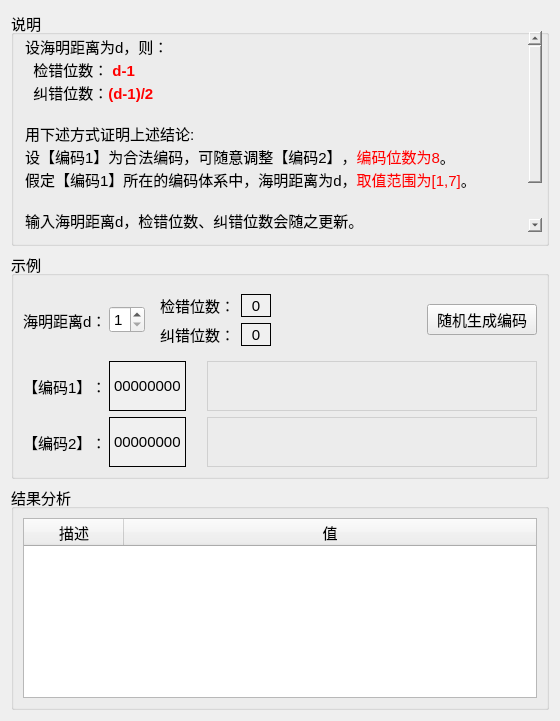
Before: the Qt Designer form forms/herr.ui in FrancisOWO/HammingCode, drawn with Qt 5.
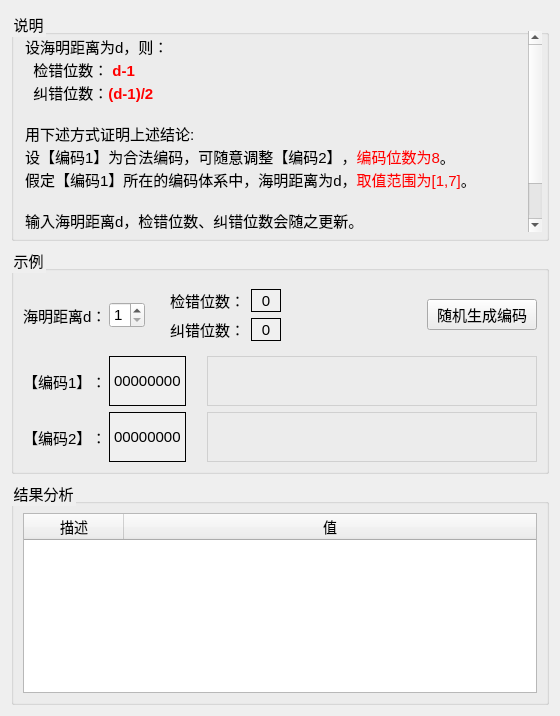
After: the same form once the commit is applied.

Commit message: 字体大小设为px，修复分辨率调整显示不全的bug

```diff
--- a/forms/herr.ui
+++ b/forms/herr.ui
@@ -25,20 +25,23 @@
      <property name="minimumSize">
       <size>
        <width>0</width>
-       <height>235</height>
+       <height>230</height>
       </size>
      </property>
      <property name="maximumSize">
       <size>
        <width>16777215</width>
-       <height>235</height>
+       <height>230</height>
       </size>
      </property>
      <property name="font">
       <font>
-       <pointsize>11</pointsize>
+       <pointsize>-1</pointsize>
       </font>
      </property>
+     <property name="styleSheet">
+      <string notr="true">font-size:15px</string>
+     </property>
      <property name="title">
       <string>说明</string>
      </property>
@@ -64,18 +67,18 @@
        <string>&lt;!DOCTYPE HTML PUBLIC &quot;-//W3C//DTD HTML 4.0//EN&quot; &quot;http://www.w3.org/TR/REC-html40/strict.dtd&quot;&gt;
 &lt;html&gt;&lt;head&gt;&lt;meta name=&quot;qrichtext&quot; content=&quot;1&quot; /&gt;&lt;style type=&quot;text/css&quot;&gt;
 p, li { white-space: pre-wrap; }
-&lt;/style&gt;&lt;/head&gt;&lt;body style=&quot; font-family:'SimSun'; font-size:11pt; font-weight:400; font-style:normal;&quot;&gt;
-&lt;p style=&quot; margin-top:0px; margin-bottom:0px; margin-left:0px; margin-right:0px; -qt-block-indent:0; text-indent:0px;&quot;&gt;设海明距离为&lt;span style=&quot; color:#000000;&quot;&gt;d&lt;/span&gt;，则：&lt;/p&gt;
-&lt;p style=&quot; margin-top:0px; margin-bottom:0px; margin-left:0px; margin-right:0px; -qt-block-indent:0; text-indent:0px;&quot;&gt;  检错位数： &lt;span style=&quot; font-weight:600; color:#ff0000;&quot;&gt;d-1&lt;/span&gt;&lt;/p&gt;
-&lt;p style=&quot; margin-top:0px; margin-bottom:0px; margin-left:0px; margin-right:0px; -qt-block-indent:0; text-indent:0px;&quot;&gt;  纠错位数：&lt;span style=&quot; font-weight:600; color:#ff0000;&quot;&gt;(d-1)/2&lt;/span&gt;&lt;/p&gt;
+&lt;/style&gt;&lt;/head&gt;&lt;body style=&quot; font-family:'SimSun'; font-size:15px; font-weight:400; font-style:normal;&quot;&gt;
+&lt;p style=&quot; margin-top:0px; margin-bottom:0px; margin-left:0px; margin-right:0px; -qt-block-indent:0; text-indent:0px;&quot;&gt;&lt;span style=&quot; font-size:15px;&quot;&gt;设海明距离为&lt;/span&gt;&lt;span style=&quot; font-size:15px; color:#000000;&quot;&gt;d&lt;/span&gt;&lt;span style=&quot; font-size:15px;&quot;&gt;，则：&lt;/span&gt;&lt;/p&gt;
+&lt;p style=&quot; margin-top:0px; margin-bottom:0px; margin-left:0px; margin-right:0px; -qt-block-indent:0; text-indent:0px;&quot;&gt;&lt;span style=&quot; font-size:15px;&quot;&gt;  检错位数： &lt;/span&gt;&lt;span style=&quot; font-size:15px; font-weight:600; color:#ff0000;&quot;&gt;d-1&lt;/span&gt;&lt;/p&gt;
+&lt;p style=&quot; margin-top:0px; margin-bottom:0px; margin-left:0px; margin-right:0px; -qt-block-indent:0; text-indent:0px;&quot;&gt;&lt;span style=&quot; font-size:15px;&quot;&gt;  纠错位数：&lt;/span&gt;&lt;span style=&quot; font-size:15px; font-weight:600; color:#ff0000;&quot;&gt;(d-1)/2&lt;/span&gt;&lt;/p&gt;
 &lt;p style=&quot;-qt-paragraph-type:empty; margin-top:0px; margin-bottom:0px; margin-left:0px; margin-right:0px; -qt-block-indent:0; text-indent:0px;&quot;&gt;&lt;br /&gt;&lt;/p&gt;
-&lt;p style=&quot; margin-top:0px; margin-bottom:0px; margin-left:0px; margin-right:0px; -qt-block-indent:0; text-indent:0px;&quot;&gt;用下述方式证明上述结论:&lt;/p&gt;
-&lt;p style=&quot; margin-top:0px; margin-bottom:0px; margin-left:0px; margin-right:0px; -qt-block-indent:0; text-indent:0px;&quot;&gt;设【编码1】为合法编码，可随意调整【编码2】，&lt;span style=&quot; color:#ff0000;&quot;&gt;编码位数为8&lt;/span&gt;。&lt;/p&gt;
-&lt;p style=&quot; margin-top:0px; margin-bottom:0px; margin-left:0px; margin-right:0px; -qt-block-indent:0; text-indent:0px;&quot;&gt;假定【编码1】所在的编码体系中，海明&lt;span style=&quot; color:#000000;&quot;&gt;距离为d，&lt;/span&gt;&lt;span style=&quot; color:#ff0000;&quot;&gt;取值范围为[1,7]&lt;/span&gt;。&lt;/p&gt;
+&lt;p style=&quot; margin-top:0px; margin-bottom:0px; margin-left:0px; margin-right:0px; -qt-block-indent:0; text-indent:0px;&quot;&gt;&lt;span style=&quot; font-size:15px;&quot;&gt;用下述方式证明上述结论:&lt;/span&gt;&lt;/p&gt;
+&lt;p style=&quot; margin-top:0px; margin-bottom:0px; margin-left:0px; margin-right:0px; -qt-block-indent:0; text-indent:0px;&quot;&gt;&lt;span style=&quot; font-size:15px;&quot;&gt;设【编码1】为合法编码，可随意调整【编码2】，&lt;/span&gt;&lt;span style=&quot; font-size:15px; color:#ff0000;&quot;&gt;编码位数为8&lt;/span&gt;&lt;span style=&quot; font-size:15px;&quot;&gt;。&lt;/span&gt;&lt;/p&gt;
+&lt;p style=&quot; margin-top:0px; margin-bottom:0px; margin-left:0px; margin-right:0px; -qt-block-indent:0; text-indent:0px;&quot;&gt;&lt;span style=&quot; font-size:15px;&quot;&gt;假定【编码1】所在的编码体系中，海明&lt;/span&gt;&lt;span style=&quot; font-size:15px; color:#000000;&quot;&gt;距离为d，&lt;/span&gt;&lt;span style=&quot; font-size:15px; color:#ff0000;&quot;&gt;取值范围为[1,7]&lt;/span&gt;&lt;span style=&quot; font-size:15px;&quot;&gt;。&lt;/span&gt;&lt;/p&gt;
 &lt;p style=&quot;-qt-paragraph-type:empty; margin-top:0px; margin-bottom:0px; margin-left:0px; margin-right:0px; -qt-block-indent:0; text-indent:0px; color:#ff0000;&quot;&gt;&lt;br /&gt;&lt;/p&gt;
-&lt;p style=&quot; margin-top:0px; margin-bottom:0px; margin-left:0px; margin-right:0px; -qt-block-indent:0; text-indent:0px;&quot;&gt;输入海明距离d，检错位数、纠错位数会随之更新。&lt;/p&gt;
-&lt;p style=&quot; margin-top:0px; margin-bottom:0px; margin-left:0px; margin-right:0px; -qt-block-indent:0; text-indent:0px;&quot;&gt;点击【随机生成编码】，会生成&lt;span style=&quot; color:#ff0000;&quot;&gt;合法编码&lt;/span&gt;【编码1】和相同的【编码2】。&lt;/p&gt;
-&lt;p style=&quot; margin-top:0px; margin-bottom:0px; margin-left:0px; margin-right:0px; -qt-block-indent:0; text-indent:0px;&quot;&gt;点击【编码2】的数据块可以改变编码值，【结果分析】会随之更新。&lt;/p&gt;&lt;/body&gt;&lt;/html&gt;</string>
+&lt;p style=&quot; margin-top:0px; margin-bottom:0px; margin-left:0px; margin-right:0px; -qt-block-indent:0; text-indent:0px;&quot;&gt;&lt;span style=&quot; font-size:15px;&quot;&gt;输入海明距离d，检错位数、纠错位数会随之更新。&lt;/span&gt;&lt;/p&gt;
+&lt;p style=&quot; margin-top:0px; margin-bottom:0px; margin-left:0px; margin-right:0px; -qt-block-indent:0; text-indent:0px;&quot;&gt;&lt;span style=&quot; font-size:15px;&quot;&gt;点击【随机生成编码】，会生成&lt;/span&gt;&lt;span style=&quot; font-size:15px; color:#ff0000;&quot;&gt;合法编码&lt;/span&gt;&lt;span style=&quot; font-size:15px;&quot;&gt;【编码1】和相同的【编码2】。&lt;/span&gt;&lt;/p&gt;
+&lt;p style=&quot; margin-top:0px; margin-bottom:0px; margin-left:0px; margin-right:0px; -qt-block-indent:0; text-indent:0px;&quot;&gt;&lt;span style=&quot; font-size:15px;&quot;&gt;点击【编码2】的数据块可以改变编码值，【结果分析】会随之更新。&lt;/span&gt;&lt;/p&gt;&lt;/body&gt;&lt;/html&gt;</string>
       </property>
      </widget>
     </widget>
@@ -90,9 +93,12 @@
      </property>
      <property name="font">
       <font>
-       <pointsize>11</pointsize>
+       <pointsize>-1</pointsize>
       </font>
      </property>
+     <property name="styleSheet">
+      <string notr="true">font-size:15px</string>
+     </property>
      <property name="title">
       <string>示例</string>
      </property>
@@ -120,7 +126,7 @@
             </property>
             <property name="font">
              <font>
-              <pointsize>11</pointsize>
+              <pointsize>-1</pointsize>
              </font>
             </property>
             <property name="text">
@@ -138,7 +144,7 @@
             </property>
             <property name="font">
              <font>
-              <pointsize>11</pointsize>
+              <pointsize>-1</pointsize>
              </font>
             </property>
             <property name="minimum">
@@ -151,6 +157,22 @@
           </item>
          </layout>
         </item>
+        <item>
+         <spacer name="horizontalSpacer">
+          <property name="orientation">
+           <enum>Qt::Horizontal</enum>
+          </property>
+          <property name="sizeType">
+           <enum>QSizePolicy::Fixed</enum>
+          </property>
+          <property name="sizeHint" stdset="0">
+           <size>
+            <width>10</width>
+            <height>20</height>
+           </size>
+          </property>
+         </spacer>
+        </item>
         <item>
          <widget class="QWidget" name="widget" native="true">
           <layout class="QGridLayout" name="gridLayout_3">
@@ -275,7 +297,7 @@
             </property>
             <property name="font">
              <font>
-              <pointsize>11</pointsize>
+              <pointsize>-1</pointsize>
              </font>
             </property>
             <property name="text">
@@ -355,7 +377,7 @@
             </property>
             <property name="font">
              <font>
-              <pointsize>11</pointsize>
+              <pointsize>-1</pointsize>
              </font>
             </property>
             <property name="text">
@@ -428,9 +450,12 @@
      </property>
      <property name="font">
       <font>
-       <pointsize>11</pointsize>
+       <pointsize>-1</pointsize>
       </font>
      </property>
+     <property name="styleSheet">
+      <string notr="true">font-size:15px</string>
+     </property>
      <property name="title">
       <string>结果分析</string>
      </property>
@@ -450,7 +475,7 @@
          </size>
         </property>
         <property name="styleSheet">
-         <string notr="true">border:.5px solid #D8D8D8</string>
+         <string notr="true">border:.5px solid #D8D8D8;font-size:14px</string>
         </property>
         <property name="editTriggers">
          <set>QAbstractItemView::NoEditTriggers</set>
```
Left out of the diff: 2 changed lines with no effect on the pictures. The commit also changes 3 other files.
